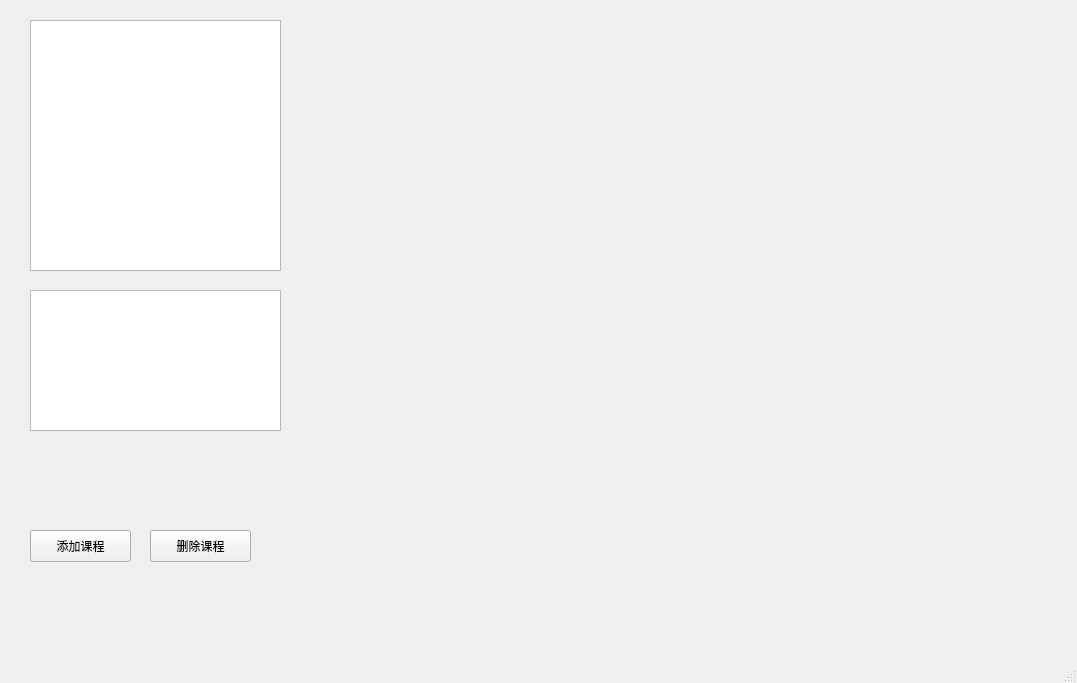
Qt form MainProject2/mainwindow.ui (jiangruizhang/EasyElective) before a commit.
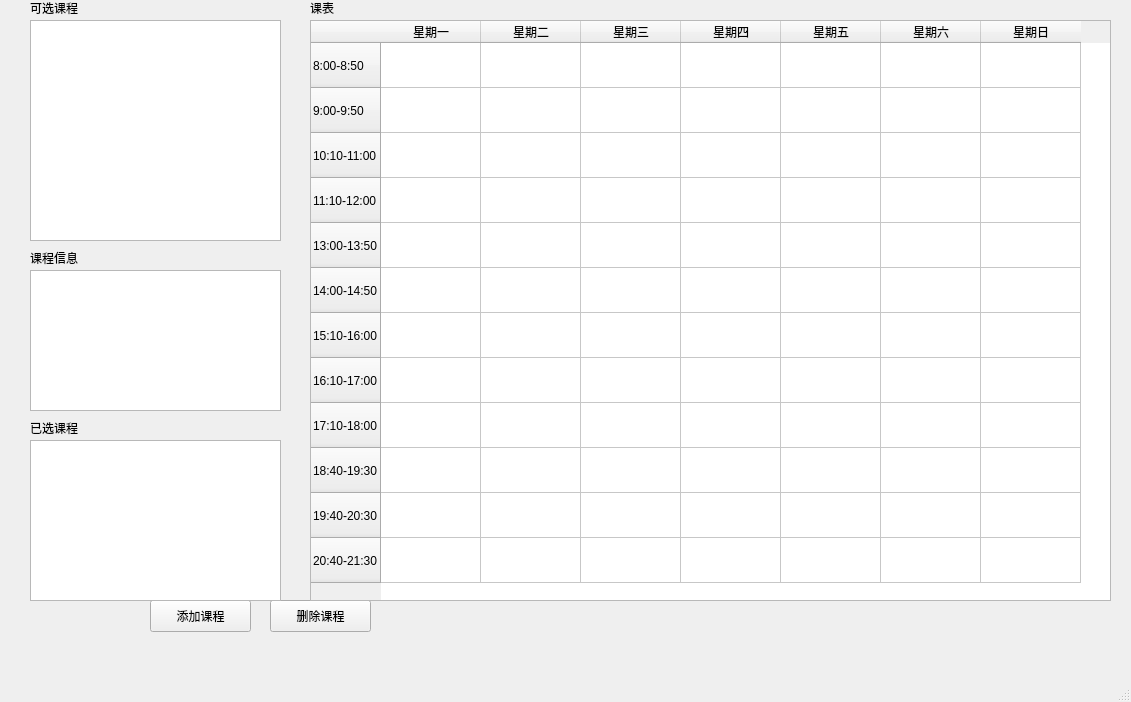
The same form after that commit.

Commit message: 添加了课程表，添加了选课功能

```diff
--- a/MainProject2/mainwindow.ui
+++ b/MainProject2/mainwindow.ui
@@ -6,8 +6,8 @@
    <rect>
     <x>0</x>
     <y>0</y>
-    <width>1077</width>
-    <height>683</height>
+    <width>1131</width>
+    <height>702</height>
    </rect>
   </property>
   <property name="windowTitle">
@@ -20,15 +20,15 @@
       <x>30</x>
       <y>20</y>
       <width>251</width>
-      <height>251</height>
+      <height>221</height>
      </rect>
     </property>
    </widget>
    <widget class="QPushButton" name="addCourses">
     <property name="geometry">
      <rect>
-      <x>30</x>
-      <y>530</y>
+      <x>150</x>
+      <y>600</y>
       <width>101</width>
       <height>32</height>
      </rect>
@@ -40,8 +40,8 @@
    <widget class="QPushButton" name="removeCourse">
     <property name="geometry">
      <rect>
-      <x>150</x>
-      <y>530</y>
+      <x>270</x>
+      <y>600</y>
       <width>101</width>
       <height>32</height>
      </rect>
@@ -54,12 +54,182 @@
     <property name="geometry">
      <rect>
       <x>30</x>
-      <y>290</y>
+      <y>270</y>
       <width>251</width>
       <height>141</height>
      </rect>
     </property>
    </widget>
+   <widget class="QLabel" name="label">
+    <property name="geometry">
+     <rect>
+      <x>30</x>
+      <y>0</y>
+      <width>58</width>
+      <height>16</height>
+     </rect>
+    </property>
+    <property name="text">
+     <string>可选课程</string>
+    </property>
+   </widget>
+   <widget class="QLabel" name="label_2">
+    <property name="geometry">
+     <rect>
+      <x>30</x>
+      <y>250</y>
+      <width>58</width>
+      <height>16</height>
+     </rect>
+    </property>
+    <property name="text">
+     <string>课程信息</string>
+    </property>
+   </widget>
+   <widget class="QListWidget" name="selectedCourses">
+    <property name="geometry">
+     <rect>
+      <x>30</x>
+      <y>440</y>
+      <width>251</width>
+      <height>161</height>
+     </rect>
+    </property>
+   </widget>
+   <widget class="QLabel" name="label_3">
+    <property name="geometry">
+     <rect>
+      <x>30</x>
+      <y>420</y>
+      <width>58</width>
+      <height>16</height>
+     </rect>
+    </property>
+    <property name="text">
+     <string>已选课程</string>
+    </property>
+   </widget>
+   <widget class="QTableWidget" name="schedule">
+    <property name="geometry">
+     <rect>
+      <x>310</x>
+      <y>20</y>
+      <width>801</width>
+      <height>581</height>
+     </rect>
+    </property>
+    <attribute name="verticalHeaderDefaultSectionSize">
+     <number>45</number>
+    </attribute>
+    <row>
+     <property name="text">
+      <string>8:00-8:50</string>
+     </property>
+    </row>
+    <row>
+     <property name="text">
+      <string>9:00-9:50</string>
+     </property>
+    </row>
+    <row>
+     <property name="text">
+      <string>10:10-11:00</string>
+     </property>
+    </row>
+    <row>
+     <property name="text">
+      <string>11:10-12:00</string>
+     </property>
+    </row>
+    <row>
+     <property name="text">
+      <string>13:00-13:50</string>
+     </property>
+    </row>
+    <row>
+     <property name="text">
+      <string>14:00-14:50</string>
+     </property>
+    </row>
+    <row>
+     <property name="text">
+      <string>15:10-16:00</string>
+     </property>
+    </row>
+    <row>
+     <property name="text">
+      <string>16:10-17:00</string>
+     </property>
+    </row>
+    <row>
+     <property name="text">
+      <string>17:10-18:00</string>
+     </property>
+    </row>
+    <row>
+     <property name="text">
+      <string>18:40-19:30</string>
+     </property>
+    </row>
+    <row>
+     <property name="text">
+      <string>19:40-20:30</string>
+     </property>
+    </row>
+    <row>
+     <property name="text">
+      <string>20:40-21:30</string>
+     </property>
+    </row>
+    <column>
+     <property name="text">
+      <string>星期一</string>
+     </property>
+    </column>
+    <column>
+     <property name="text">
+      <string>星期二</string>
+     </property>
+    </column>
+    <column>
+     <property name="text">
+      <string>星期三</string>
+     </property>
+    </column>
+    <column>
+     <property name="text">
+      <string>星期四</string>
+     </property>
+    </column>
+    <column>
+     <property name="text">
+      <string>星期五</string>
+     </property>
+    </column>
+    <column>
+     <property name="text">
+      <string>星期六</string>
+     </property>
+    </column>
+    <column>
+     <property name="text">
+      <string>星期日</string>
+     </property>
+    </column>
+   </widget>
+   <widget class="QLabel" name="label_4">
+    <property name="geometry">
+     <rect>
+      <x>310</x>
+      <y>0</y>
+      <width>58</width>
+      <height>16</height>
+     </rect>
+    </property>
+    <property name="text">
+     <string>课表</string>
+    </property>
+   </widget>
   </widget>
   <widget class="QMenuBar" name="menubar">
    <property name="geometry">
```
Left out of the diff: 4 changed lines with no effect on the pictures. The commit also changes 6 other files.
